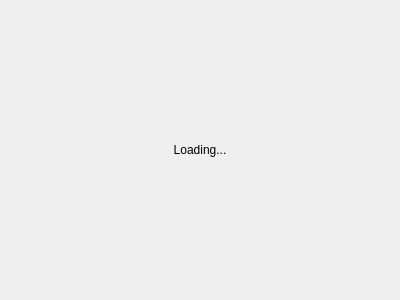
This is series_list/interface/series.ui in nvbn/series_list as Qt 5 draws it before an edit. The edited form follows.
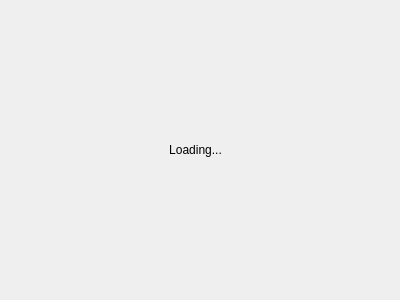
This is the edited form.

Commit message: Container margins to

What changed in the file:
```diff
--- a/series_list/interface/series.ui
+++ b/series_list/interface/series.ui
@@ -35,6 +35,18 @@
        </rect>
       </property>
       <layout class="QVBoxLayout" name="verticalLayout_3">
+       <property name="leftMargin">
+        <number>0</number>
+       </property>
+       <property name="topMargin">
+        <number>0</number>
+       </property>
+       <property name="rightMargin">
+        <number>9</number>
+       </property>
+       <property name="bottomMargin">
+        <number>0</number>
+       </property>
        <item>
         <widget class="QLabel" name="loading">
          <property name="text">
```
